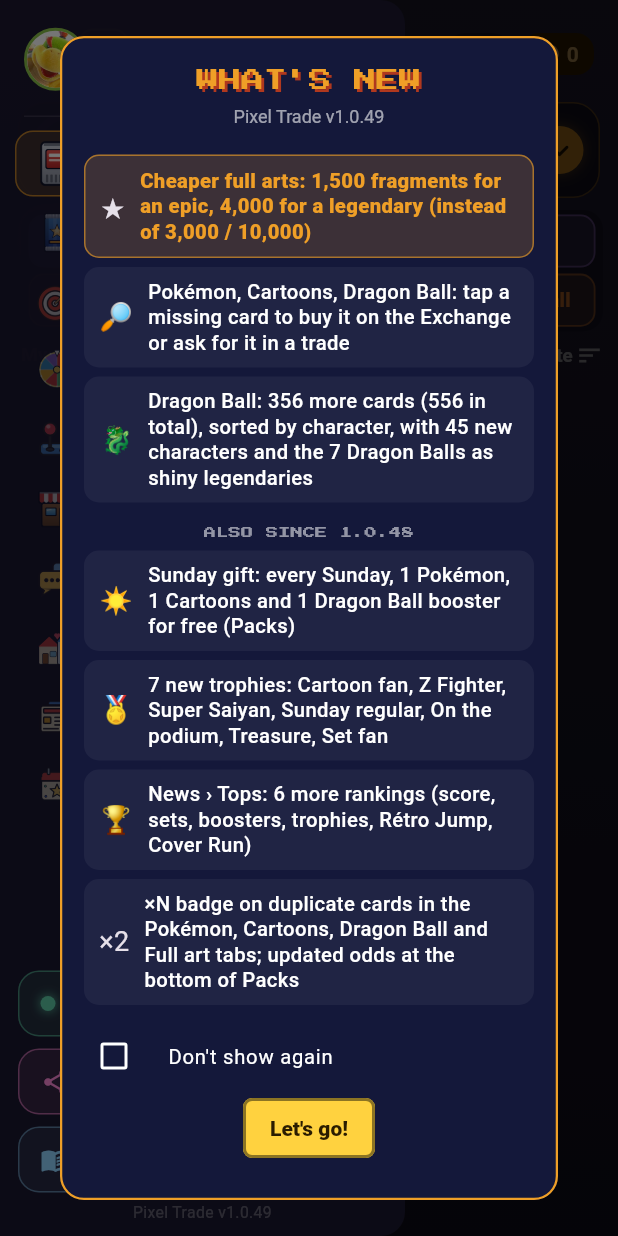
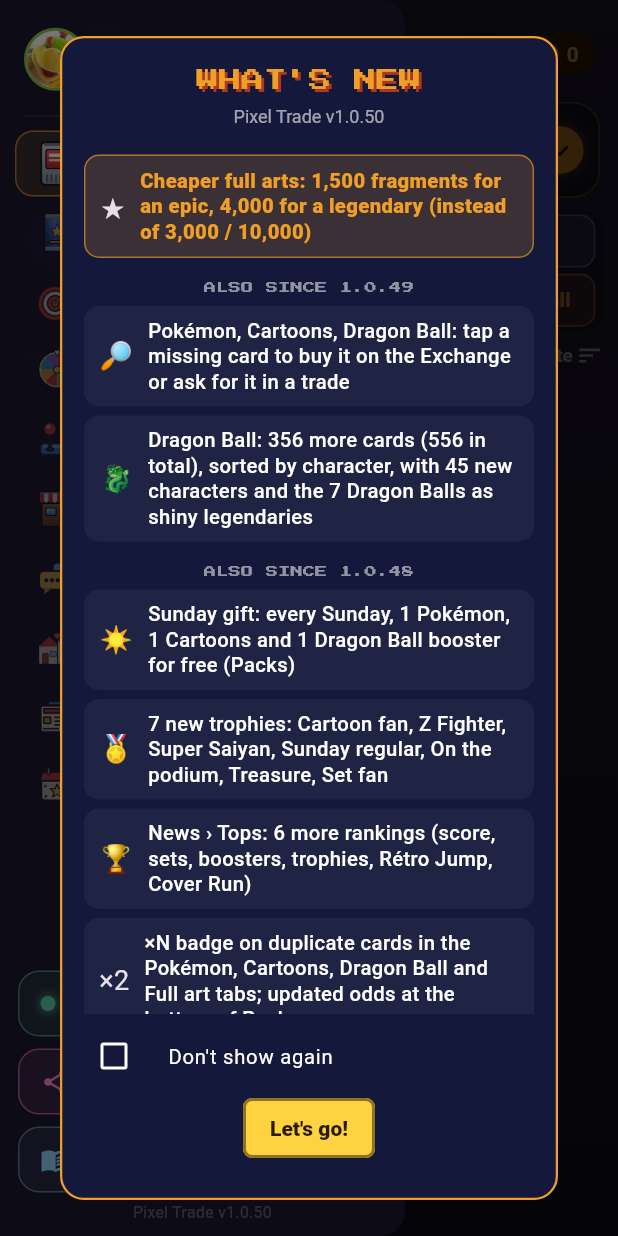
Before and after one commit to foclabroc/retro_collec_app, a Flutter app: the HomeShell screen opened directly, with the side drawer open, on a phone screen of 412 x 824 dp. Run offline on Flutter 3.47's test engine with Material 3 defaults, Android fonts, the phone set to English and light mode, and no system bars; our stand-ins replace flutter_local_notifications, google_fonts, open_filex, sensors_plus, shared_preferences, web; missing offline and left inert: dart:js_interop, workmanager; accounts and stored records are empty; network calls fail; statements that could not run were skipped.

Commit message:
Version 1.0.50 (nouveautés, CHANGELOG, CLAUDE.md)
Co-Authored-By: Claude Opus 5.5 <noreply@anthropic.com>
Claude-Session: https://claude.ai/code/session_01Cs3xDsZd7Naejto1Ny4ucY

```diff
--- a/lib/update_check.dart
+++ b/lib/update_check.dart
@@ -19,7 +19,7 @@ import 'web_audio_stub.dart' if (dart.library.js_interop) 'web_audio_web.dart';
 // ═══════════════════════════════════════════════════════════════════════════
 
 /// Version de l'application (identique au pubspec.yaml, sans le « +N »).
-const kRetroCollecVersion = '1.0.49';
+const kRetroCollecVersion = '1.0.50';
 
 const _apiLatest = 'https://api.github.com/repos/foclabroc/retro_collec_app/releases/latest';
 const _releasesPage = 'https://github.com/foclabroc/retro_collec_app/releases/latest';
--- a/lib/whats_new.dart
+++ b/lib/whats_new.dart
@@ -14,6 +14,7 @@ import 'update_check.dart';
 const _kNews = <(String, String, String)>[
   ('★', 'Full art moins chères : 1 500 fragments pour une épique, 4 000 pour une légendaire (au lieu de 3 000 / 10 000)',
       'Cheaper full arts: 1,500 fragments for an epic, 4,000 for a legendary (instead of 3,000 / 10,000)'),
+  ('#', 'Aussi depuis la 1.0.49', 'Also since 1.0.49'),
   ('🔎', 'Pokémon, Animés, Dragon Ball : touche une carte manquante pour l\'acheter à la Bourse ou la demander en échange',
       'Pokémon, Cartoons, Dragon Ball: tap a missing card to buy it on the Exchange or ask for it in a trade'),
   ('🐉', 'Dragon Ball : 356 cartes de plus (556 au total), rangées par personnage, avec 45 nouveaux personnages et les 7 Dragon Balls en légendaires brillantes',
--- a/pubspec.yaml
+++ b/pubspec.yaml
@@ -1,7 +1,7 @@
 name: retro_collec
 description: Pixel Trade — collection multijoueur de boîtes de jeux rétro (paquets, échanges, marché) by foclabroc
 publish_to: 'none'
-version: 1.0.49+50
+version: 1.0.50+51
 
 environment:
   sdk: '>=3.0.0 <4.0.0'
```
Also changed, not shown: 2 other files.
